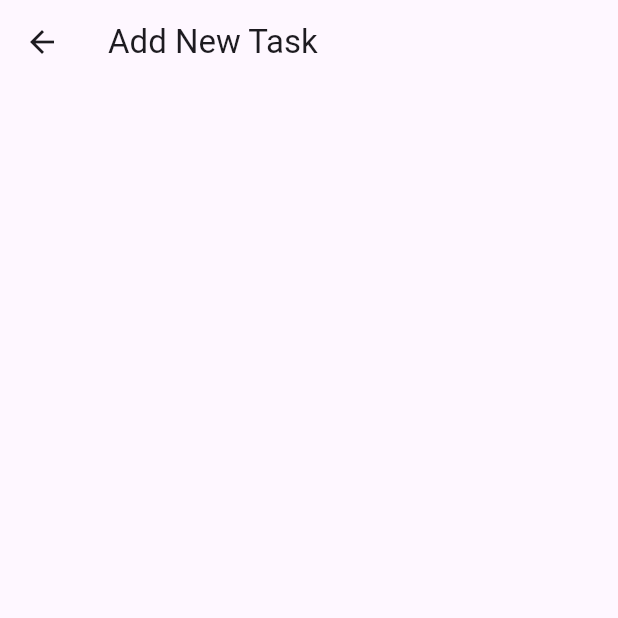
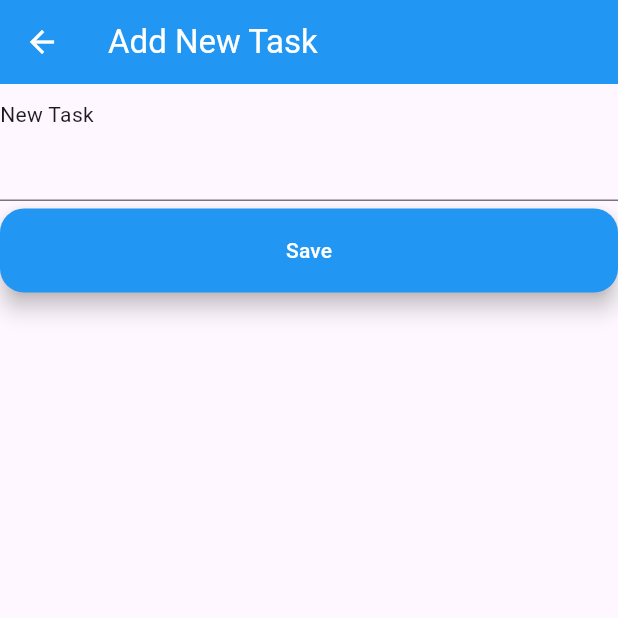
Before and after one commit to bluegene92/HW4, a Flutter app: the NewTaskPage screen opened directly, on a phone screen of 412 x 824 dp, the top half of it. Run offline on Flutter 3.47's test engine with Material 3 defaults, Android fonts, the phone set to English and light mode, and no system bars.

```diff
--- a/lib/main.dart
+++ b/lib/main.dart
@@ -1,5 +1,4 @@
 import 'package:flutter/material.dart';
-
 import 'pages/home_page.dart';
 
 // Estimate Completion time: 4 Hours
@@ -9,14 +8,18 @@ void main() {
   runApp(const MyApp());
 }
 
-class MyApp extends StatelessWidget {
+class MyApp extends StatefulWidget {
   const MyApp({Key? key}) : super(key: key);
 
   @override
+  State<MyApp> createState() => _MyAppState();
+}
+
+class _MyAppState extends State<MyApp> {
+  var selectedIndex = 0;
+
+  @override
   Widget build(BuildContext context) {
-    return const MaterialApp(
-      title: 'Flutter Demo',
-      home: HomePage(),
-    );
+    return const MaterialApp(title: 'Flutter Demo', home: HomePage());
   }
 }
--- a/lib/pages/new_task_page.dart
+++ b/lib/pages/new_task_page.dart
@@ -1,15 +1,43 @@
 import 'package:flutter/material.dart';
 
-class NewTaskPage extends StatelessWidget {
+class NewTaskPage extends StatefulWidget {
   const NewTaskPage({Key? key}) : super(key: key);
 
   @override
+  State<NewTaskPage> createState() => _NewTaskPageState();
+}
+
+class _NewTaskPageState extends State<NewTaskPage> {
+  final textFieldController = TextEditingController();
+
+  @override
+  void dispose() {
+    textFieldController.dispose();
+    super.dispose();
+  }
+
+  //wrap the Scaffold in
+  @override
   Widget build(BuildContext context) {
     return Scaffold(
-      appBar: AppBar(title: const Text('Add New Task')),
+      appBar: AppBar(
+          title: const Text('Add New Task'),
+          backgroundColor: Colors.blue,
+          foregroundColor: Colors.white),
       body: ListView(
         children: [
-          // TODO: add visuals in page
+          const SizedBox(height: 10),
+          const Text('New Task'),
+          TextField(controller: textFieldController),
+          const SizedBox(height: 5),
+          FloatingActionButton(
+              backgroundColor: Colors.blue,
+              foregroundColor: Colors.white,
+              child: const Text('Save'),
+              onPressed: () {
+                //on save, update the storage/model
+                Navigator.pop(context, textFieldController.text);
+              })
         ],
       ),
     );
```
Also changed, not shown: lib/pages/home_page.dart (+25 -3 lines), pubspec.yaml (+3 -5 lines).
